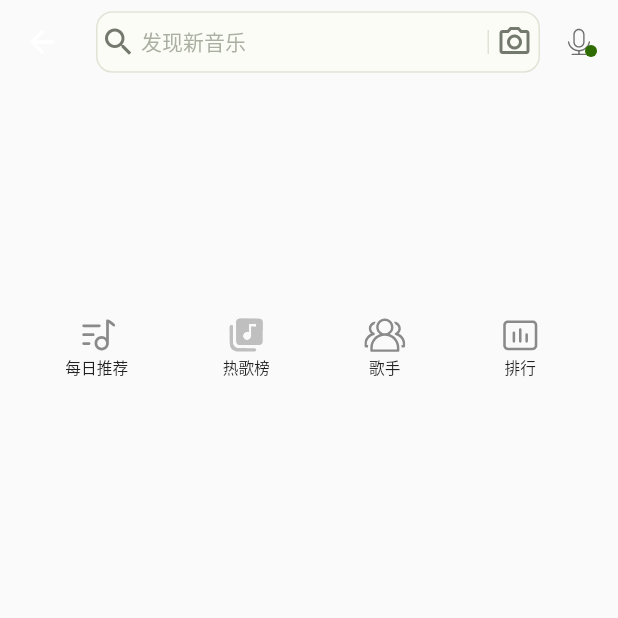
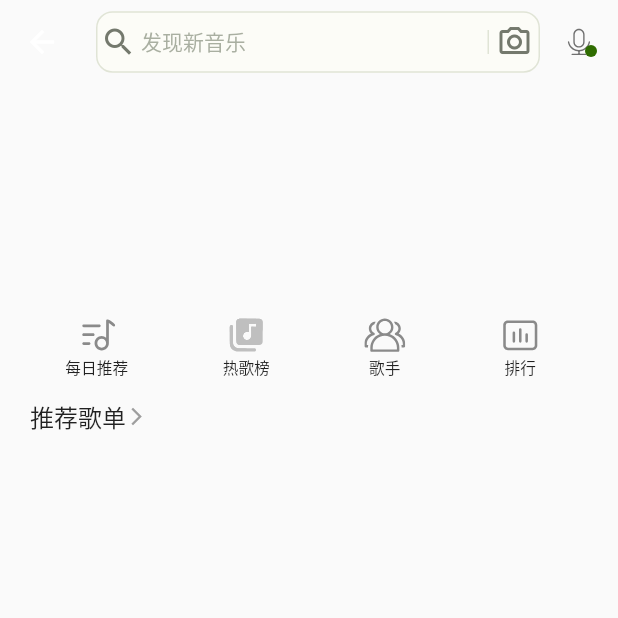
Before and after one commit to maojiu-bb/nest_ease, a Flutter app: the HomePage screen opened by its route, on a phone screen of 412 x 824 dp, the top half of it. Run offline on Flutter 3.47's test engine with Material 2 defaults, Android fonts, the phone set to English and light mode, and no system bars; drawn by our look-alikes of badges, carousel_slider, pull_to_refresh; our stand-ins replace dio, extended_image, flutter_easyloading, flutter_native_splash, flutter_screenutil, flutter_svg and 2 more; accounts and stored records are empty; network calls fail.

Commit message:
feat -> 新增标题组件

```diff
--- a/lib/common/widgets/index.dart
+++ b/lib/common/widgets/index.dart
@@ -7,4 +7,5 @@ export './button.dart';
 export './navigation.dart';
 export './input.dart';
 export './carouse.dart';
+export './title.dart';
 // export './xxxx.dart';
--- /dev/null
+++ b/lib/common/widgets/title.dart
@@ -0,0 +1,100 @@
+import 'package:flutter/material.dart';
+import 'package:nestease_cloud_music/common/index.dart';
+
+enum TitleWidgetType {
+  primary,
+  refresh,
+}
+
+class TitleWidget extends StatelessWidget {
+  // 类型
+  final TitleWidgetType type;
+
+  // 标题
+  final String title;
+
+  // 右侧图标
+  final Widget icon;
+
+  // 左侧图标
+  final Widget? leftIcon;
+
+  // 点击事件
+  final VoidCallback? onTap;
+
+  // 刷新
+  final VoidCallback? onRefresh;
+
+  const TitleWidget({
+    Key? key,
+    required this.title,
+    required this.icon,
+    this.leftIcon,
+    required this.type,
+    this.onTap,
+    this.onRefresh,
+  }) : super(key: key);
+
+  // 基本 title
+  const TitleWidget.primary({
+    super.key,
+    required this.title,
+    Widget? icon,
+    this.type = TitleWidgetType.primary,
+    this.leftIcon,
+    this.onTap,
+    this.onRefresh,
+  }) : icon = const Icon(
+          Icons.arrow_forward_ios,
+          size: 14,
+          color: Colors.grey,
+        );
+
+  // 带刷新 title
+  const TitleWidget.refresh({
+    super.key,
+    required this.title,
+    Widget? icon,
+    this.type = TitleWidgetType.refresh,
+    Widget? leftIcon,
+    this.onTap,
+    this.onRefresh,
+  })  : icon = const Icon(
+          Icons.arrow_forward_ios,
+          size: 14,
+          color: Colors.grey,
+        ),
+        leftIcon = const Icon(
+          Icons.refresh,
+          size: 14,
+          color: Colors.grey,
+        );
+
+  @override
+  Widget build(BuildContext context) {
+    return <Widget>[
+      // 左侧图标
+      if (leftIcon != null)
+        Padding(
+          padding: const EdgeInsets.only(left: 10),
+          child: leftIcon!,
+        ).onTap(onRefresh),
+      // 标题
+      Padding(
+        padding: const EdgeInsets.only(left: 10),
+        child: Text(
+          title,
+          style: const TextStyle(
+            fontSize: 16,
+            fontWeight: FontWeight.w500,
+          ),
+        ),
+      ),
+      // 右侧图标
+      Padding(
+        padding: const EdgeInsets.only(right: 10),
+        child: icon,
+      ).onTap(onTap),
+    ].toRow().paddingHorizontal(AppSpace.listRow);
+  }
+}
--- a/lib/pages/music/home/view.dart
+++ b/lib/pages/music/home/view.dart
@@ -92,8 +92,16 @@ class HomePage extends GetView<HomeController> {
       slivers: [
         // 轮播图
         _buildBanner(),
+
         // 图标按钮
         _buildIconButtons(),
+
+        // 推荐歌单
+        // 标题
+        TitleWidget.primary(
+          title: '推荐歌单',
+          onTap: () => print('tap'),
+        ).sliverToBoxAdapter(),
       ],
     );
   }
```
